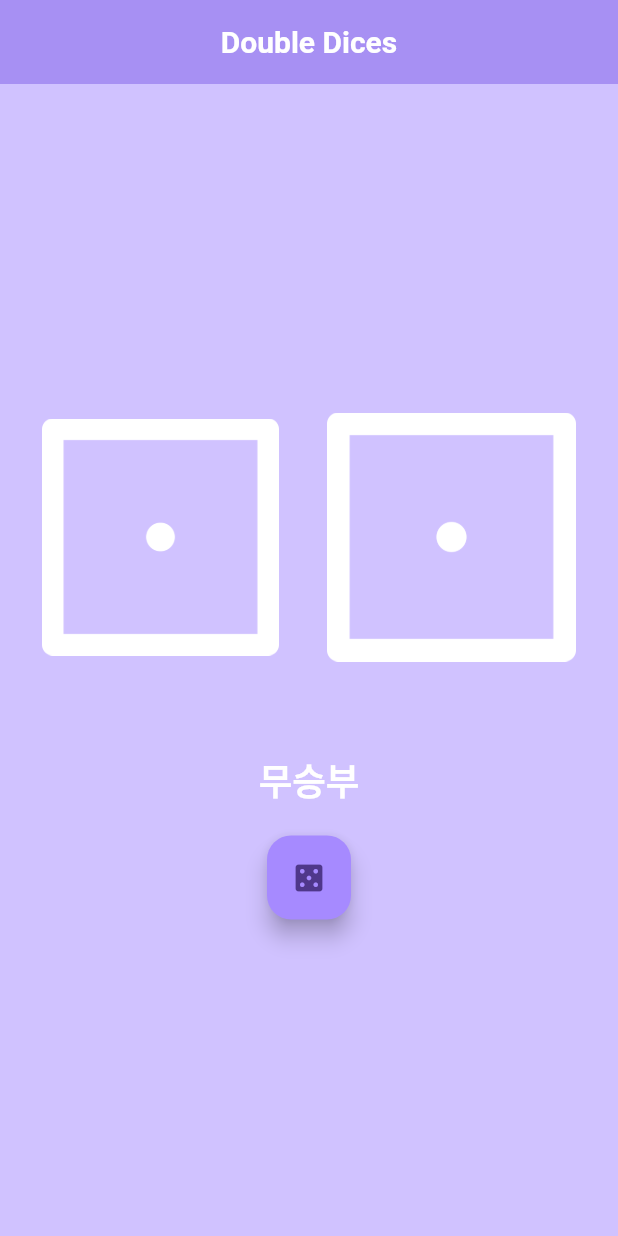
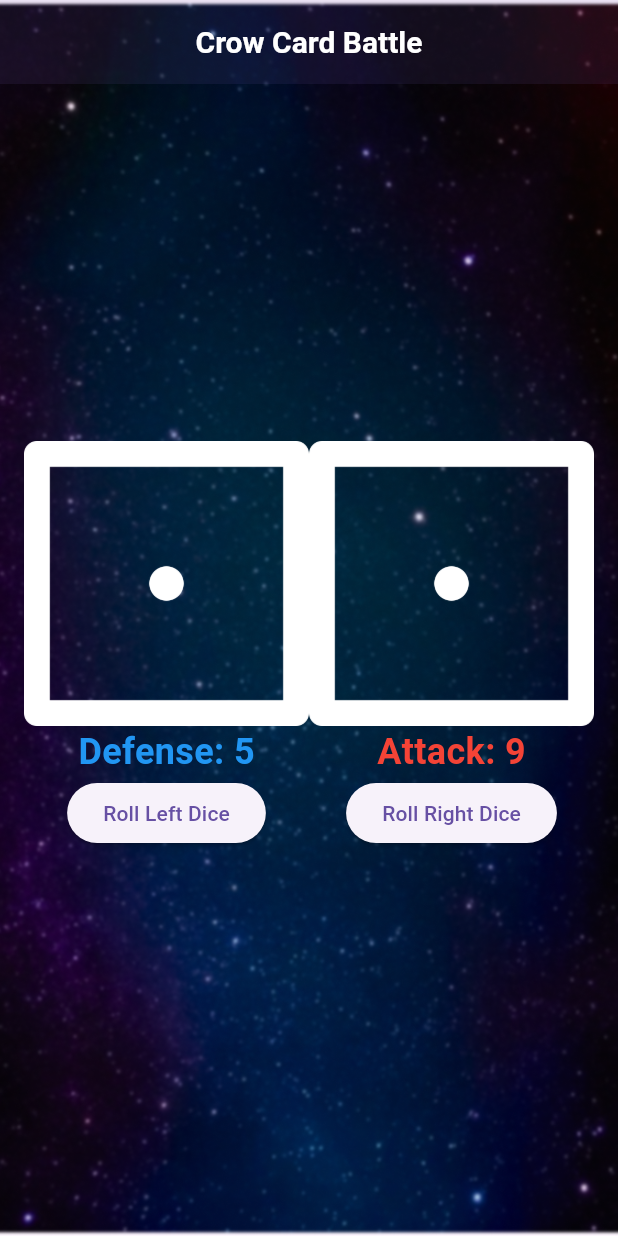
Before and after one commit to happy7yong/cardcaptorbattle, a Flutter app: the screen it shows after launch, on a phone screen of 412 x 824 dp. Run offline on Flutter 3.47's test engine with Material 3 defaults, Android fonts, the phone set to English and light mode, and no system bars.

Commit message:
각각 공격력 및 방어력 능력치 추가

```diff
--- a/lib/main.dart
+++ b/lib/main.dart
@@ -12,11 +12,75 @@ class MyApp extends StatelessWidget {
   Widget build(BuildContext context) {
     return MaterialApp(
       home: Scaffold(
-        backgroundColor: Color.fromARGB(255, 208, 194, 255),
+        body: const CardbattlePageStateful(),
+      ),
+    );
+  }
+}
+
+class CardbattlePageStateful extends StatefulWidget {
+  const CardbattlePageStateful({super.key});
+
+  @override
+  _CardbattleStatefulState createState() => _CardbattleStatefulState();
+}
+
+class _CardbattleStatefulState extends State<CardbattlePageStateful> {
+  int leftDiceNumber = 1;
+  int rightDiceNumber = 1;
+
+  // 공격력과 방어력 정의
+  final List<Map<String, int>> diceStats = [
+    {'attack': 9, 'defense': 5}, // 1번 주사위
+    {'attack': 6, 'defense': 7}, // 2번 주사위
+    {'attack': 8, 'defense': 4}, // 3번 주사위
+    {'attack': 7, 'defense': 4}, // 4번 주사위
+    {'attack': 4, 'defense': 6}, // 5번 주사위
+    {'attack': 8, 'defense': 3}, // 6번 주사위
+  ];
+
+  // 첫번째 주사위의 방어력, 두번째 주사위의 공격력으로 승자를 결정
+  String determineWinner() {
+    int leftDefense = diceStats[leftDiceNumber - 1]['defense']!;
+    int rightAttack = diceStats[rightDiceNumber - 1]['attack']!;
+    if (leftDefense > rightAttack) {
+      return 'Left Wins';
+    } else if (rightAttack > leftDefense) {
+      return 'Right Wins';
+    } else {
+      return 'Draw';
+    }
+  }
+
+  // 왼쪽 주사위 굴리기
+  void rollLeftDice() {
+    setState(() {
+      leftDiceNumber = Random().nextInt(6) + 1;
+    });
+  }
+
+  // 오른쪽 주사위 굴리기
+  void rollRightDice() {
+    setState(() {
+      rightDiceNumber = Random().nextInt(6) + 1;
+    });
+  }
+
+  @override
+  Widget build(BuildContext context) {
+    return Container(
+      decoration: BoxDecoration(
+        image: DecorationImage(
+          image: AssetImage('assets/background.png'), // 배경 이미지
+          fit: BoxFit.cover,
+        ),
+      ),
+      child: Scaffold(
+        backgroundColor: Colors.transparent, // 투명 배경 설정
         appBar: AppBar(
-          backgroundColor: Color.fromARGB(255, 177, 154, 255),
+          backgroundColor: Colors.transparent,
           elevation: 10.0,
-          title: const Text('Double Dices'),
+          title: const Text('Crow Card Battle'),
           centerTitle: true,
           titleTextStyle: const TextStyle(
             color: Colors.white,
@@ -24,35 +88,7 @@ class MyApp extends StatelessWidget {
             fontWeight: FontWeight.bold,
           ),
         ),
-        body: const DicePageStateful(),
-      ),
-    );
-  }
-}
-
-class DicePageStateful extends StatefulWidget {
-  const DicePageStateful({super.key});
-
-  @override
-  _DicePageStatefulState createState() => _DicePageStatefulState();
-}
-
-class _DicePageStatefulState extends State<DicePageStateful> {
-  int leftDiceNumber = 1;
-  int rightDiceNumber = 1;
-  String resultMessage = '';
-
-  // 주사위 굴리기
-  void rollDice() {
-    setState(() {
-      leftDiceNumber = Random().nextInt(6) + 1;
-      rightDiceNumber = Random().nextInt(6) + 1;
-    });
-  }
-
-  @override
-  Widget build(BuildContext context) {
-    return Padding(
+        body: Padding(
           padding: const EdgeInsets.symmetric(horizontal: 16.0),
           child: Center(
             child: Column(
@@ -65,28 +101,19 @@ class _DicePageStatefulState extends State<DicePageStateful> {
                     Expanded(
                       child: Column(
                         children: [
-                      TextButton(
-                        onPressed: rollDice,
-                        child: Padding(
-                          padding: const EdgeInsets.only(right: 8.0),
-                          child: Image.asset('assets/dice$leftDiceNumber.png'),
-                        ),
-                      ),
-
-                      // Winner Loser 표시
+                          Image.asset('assets/dice$leftDiceNumber.png'),
+                          // 방어력 표시
                           Text(
-                        leftDiceNumber > rightDiceNumber
-                            ? 'Winner'
-                            : leftDiceNumber < rightDiceNumber
-                                ? 'Loser'
-                                : '',
-                        style: TextStyle(
-                          color: leftDiceNumber > rightDiceNumber
-                              ? Colors.yellow
-                              : Color.fromARGB(255, 63, 63, 63),
+                            'Defense: ${diceStats[leftDiceNumber - 1]['defense']}',
+                            style: const TextStyle(
+                              color: Colors.blue,
                               fontWeight: FontWeight.bold,
                               fontSize: 24.0,
                             ),
+                          ),
+                          ElevatedButton(
+                            onPressed: rollLeftDice,
+                            child: const Text('Roll Left Dice'),
                           ),
                         ],
                       ),
@@ -95,24 +122,19 @@ class _DicePageStatefulState extends State<DicePageStateful> {
                     Expanded(
                       child: Column(
                         children: [
-                      TextButton(
-                        onPressed: rollDice,
-                        child: Image.asset('assets/dice$rightDiceNumber.png'),
-                      ),
-                      // Winner Loser 표시
+                          Image.asset('assets/dice$rightDiceNumber.png'),
+                          // 공격력 표시
                           Text(
-                        rightDiceNumber > leftDiceNumber
-                            ? 'Winner'
-                            : rightDiceNumber < leftDiceNumber
-                                ? 'Loser'
-                                : '',
-                        style: TextStyle(
-                          color: rightDiceNumber > leftDiceNumber
-                              ? Colors.yellow
-                              : Color.fromARGB(255, 63, 63, 63),
+                            'Attack: ${diceStats[rightDiceNumber - 1]['attack']}',
+                            style: const TextStyle(
+                              color: Colors.red,
                               fontWeight: FontWeight.bold,
                               fontSize: 24.0,
                             ),
+                          ),
+                          ElevatedButton(
+                            onPressed: rollRightDice,
+                            child: const Text('Roll Right Dice'),
                           ),
                         ],
                       ),
@@ -120,23 +142,19 @@ class _DicePageStatefulState extends State<DicePageStateful> {
                   ],
                 ),
                 const SizedBox(height: 20),
-            // 무승부
-            if (leftDiceNumber == rightDiceNumber)
-              const Text(
-                '무승부',
-                style: TextStyle(
+                // 결과 표시
+                if (leftDiceNumber != 1 && rightDiceNumber != 1)
+                  Text(
+                    determineWinner(),
+                    style: const TextStyle(
                       fontSize: 24.0,
                       fontWeight: FontWeight.bold,
                       color: Colors.white,
                     ),
                   ),
-            const SizedBox(height: 20),
-            FloatingActionButton(
-              onPressed: rollDice,
-              backgroundColor: Color.fromARGB(255, 166, 138, 255),
-              child: const Icon(Icons.casino),
+              ],
             ),
-          ],
+          ),
         ),
       ),
     );
```
Lines whose indentation alone changed are shown as unchanged.
